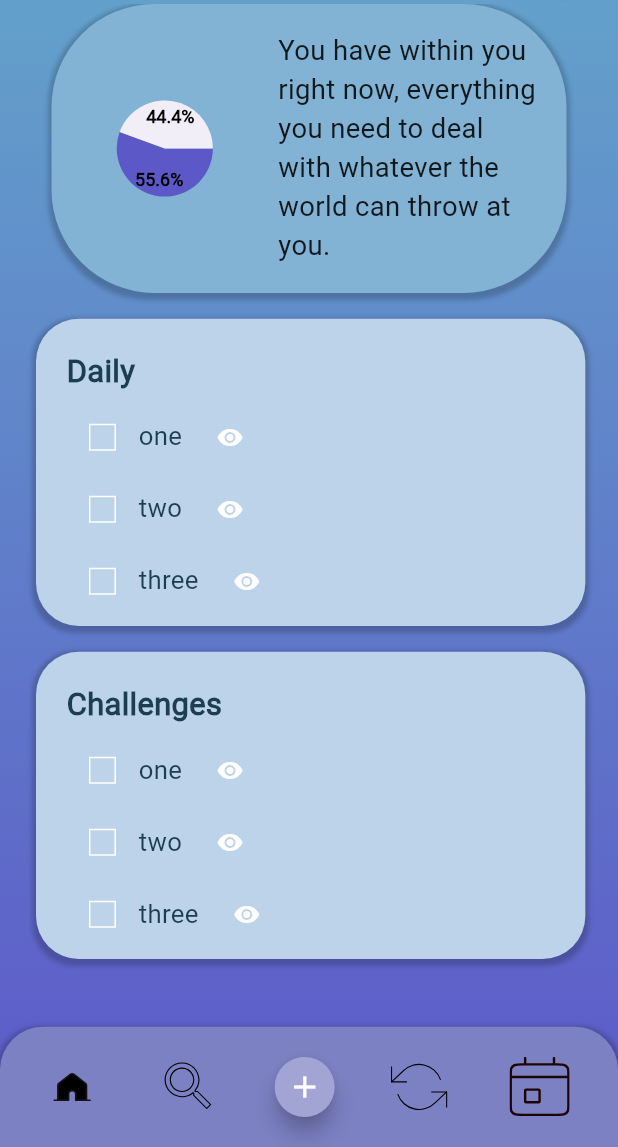
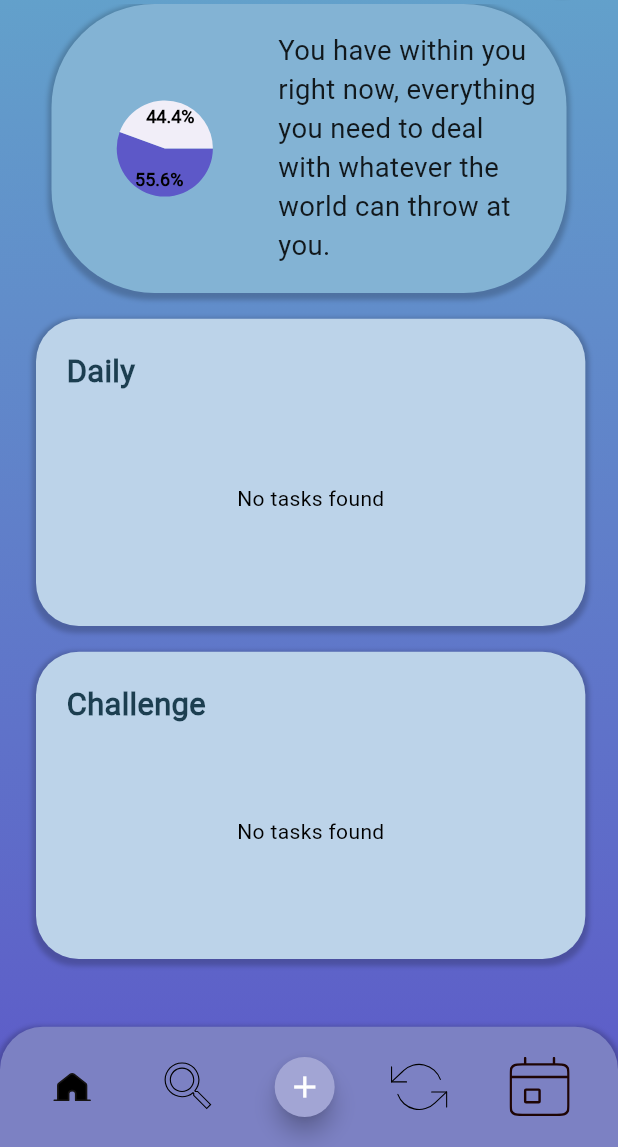
Before and after one commit to JohnnyPol/HCI_ECE_NTUA-CataList_Application, a Flutter app: the HomePage screen opened by its route, on a phone screen of 412 x 824 dp, the part 89-1236 px from its top. Run offline on Flutter 3.47's test engine with Material 3 defaults, Android fonts, the phone set to English and light mode, and no system bars; drawn by our look-alikes of flutter_slidable, pie_chart; our stand-ins replace flutter_svg, sqflite; accounts and stored records are empty; network calls fail.

Commit message:
updated the task button and updated the list of the daily and challenges

```diff
--- a/lib/features/dashboard/views/home_page.dart
+++ b/lib/features/dashboard/views/home_page.dart
@@ -17,7 +17,7 @@ class HomePage extends StatelessWidget {
     ["five", false]
   ];
   List<List<dynamic>> Challenges = [
-    ["one", false],
+    ["one", true],
     ["two", false],
     ["three", false],
     ["four", true],
@@ -71,7 +71,6 @@ class HomePage extends StatelessWidget {
                   crossAxisAlignment: CrossAxisAlignment.start,
                   children: [
                     // Daily Quote Block
-
                     Quote_Block(context, dataMap),
                     SizedBox(height: 15.h),
                     // Daily Tasks Block
@@ -84,9 +83,8 @@ class HomePage extends StatelessWidget {
                       ),
                       child: Task_or_Challenge_Block(
                         context,
-                        listkey: DailyKey,
                         title: "Daily",
-                        listname: Daily,
+                        category: "daily",
                         circle: false,
                         border: false,
                       ),
@@ -103,9 +101,8 @@ class HomePage extends StatelessWidget {
                       ),
                       child: Task_or_Challenge_Block(
                         context,
-                        listkey: ChallengesKey,
-                        title: "Challenges",
-                        listname: Challenges,
+                        title: "Challenge",
+                        category: "challenge",
                         circle: false,
                         border: false,
                       ),
@@ -126,8 +123,6 @@ class HomePage extends StatelessWidget {
 
 Widget NavigationBar(BuildContext context, GlobalKey<ListItemStateNew> keyD,
     GlobalKey<ListItemStateNew> keyC) {
-  var titleController = TextEditingController();
-  var descriptionController = TextEditingController();
   return Container(
     decoration: BoxDecoration(
       color: appTheme.NavBar,
--- a/lib/shared/widgets/box_styles.dart
+++ b/lib/shared/widgets/box_styles.dart
@@ -6,13 +6,77 @@ import 'package:pie_chart/pie_chart.dart';
 import '../../../shared/widgets/custom_text_form_field.dart';
 import '../../../shared/quote_provider.dart';
 
+// // Task or Challenge Block
+// Widget Task_or_Challenge_Block(BuildContext context,
+//     {required GlobalKey<ListItemStateNew> listkey,
+//     required String title,
+//     required List<List<dynamic>> listname,
+//     required bool circle,
+//     required bool border}) {
+//   return Container(
+//     height: 179.h,
+//     width: 320.h,
+//     decoration: BoxDecoration(
+//       border: border
+//           ? Border.all(
+//               width: 2.0,
+//               color: Colors.transparent,
+//             ) //white border
+//           : Border.all(
+//               width: 2.0,
+//               color: Color.fromARGB(0, 0, 0, 0),
+//             ), //translucent border
+//       color: appTheme.dailyBlocks,
+//       borderRadius: BorderRadius.circular(25.h),
+//       boxShadow: [
+//         BoxShadow(
+//           // ignore: deprecated_member_use
+//           color: appTheme.black900.withOpacity(0.2),
+//           blurRadius: 2.h,
+//           spreadRadius: 2.h,
+//           offset: Offset(0, 2),
+//         ),
+//       ],
+//     ),
+//     padding: EdgeInsets.all(16.h),
+//     child: Column(
+//       crossAxisAlignment: CrossAxisAlignment.start,
+//       children: [
+//         // Title
+//         Text(
+//           title,
+//           style: TextStyle(
+//             fontSize: 18.h,
+//             fontWeight: FontWeight.bold,
+//             color: Color.fromARGB(255, 28, 62, 80),
+//           ),
+//         ),
+//         SizedBox(height: 5.h),
+//         // Scrollable List
+//         Expanded(
+//             child: ListItemNew(
+//                 key: listkey,
+//                 listname: listname,
+//                 circle: circle) //Give list name and checkbox shape
+//             ),
+//       ],
+//     ),
+//   );
+// }
+
 // Task or Challenge Block
 Widget Task_or_Challenge_Block(BuildContext context,
-    {required GlobalKey<ListItemStateNew> listkey,
-    required String title,
-    required List<List<dynamic>> listname,
+    {required String title,
+    required String category,
     required bool circle,
     required bool border}) {
+  final DatabaseHelper dbHelper = DatabaseHelper();
+
+  // Fetch tasks for the specific category
+  Future<List<Map<String, dynamic>>> fetchTasks() async {
+    return await dbHelper.getTasksByCategory(currentUser?.id, category);
+  }
+
   return Container(
     height: 179.h,
     width: 320.h,
@@ -21,11 +85,11 @@ Widget Task_or_Challenge_Block(BuildContext context,
           ? Border.all(
               width: 2.0,
               color: Colors.transparent,
-            ) //white border
+            )
           : Border.all(
               width: 2.0,
               color: Color.fromARGB(0, 0, 0, 0),
-            ), //translucent border
+            ),
       color: appTheme.dailyBlocks,
       borderRadius: BorderRadius.circular(25.h),
       boxShadow: [
@@ -52,13 +116,38 @@ Widget Task_or_Challenge_Block(BuildContext context,
           ),
         ),
         SizedBox(height: 5.h),
-        // Scrollable List
+        // Dynamic task list
         Expanded(
-            child: ListItemNew(
-                key: listkey,
-                listname: listname,
-                circle: circle) //Give list name and checkbox shape
-            ),
+          child: FutureBuilder<List<Map<String, dynamic>>>(
+            future: fetchTasks(),
+            builder: (context, snapshot) {
+              if (snapshot.connectionState == ConnectionState.waiting) {
+                return Center(child: CircularProgressIndicator());
+              } else if (snapshot.hasError) {
+                return Center(child: Text('Error: ${snapshot.error}'));
+              } else if (snapshot.data == null || snapshot.data!.isEmpty) {
+                return Center(child: Text('No tasks found'));
+              } else {
+                return ListView.builder(
+                  itemCount: snapshot.data!.length,
+                  itemBuilder: (context, index) {
+                    final task = snapshot.data![index];
+                    return ListTile(
+                      title: Text(task['title']),
+                      subtitle: Text(task['description']),
+                      trailing: Checkbox(
+                        value: task['completed'] == 1,
+                        onChanged: (bool? value) {
+                          // Update task completion in the database
+                        },
+                      ),
+                    );
+                  },
+                );
+              }
+            },
+          ),
+        ),
       ],
     ),
   );
```
Also changed, not shown: lib/shared/widgets/add_task_button.dart (+9 -2 lines), lib/utils/databaseHelper.dart (+9 -1 lines).
